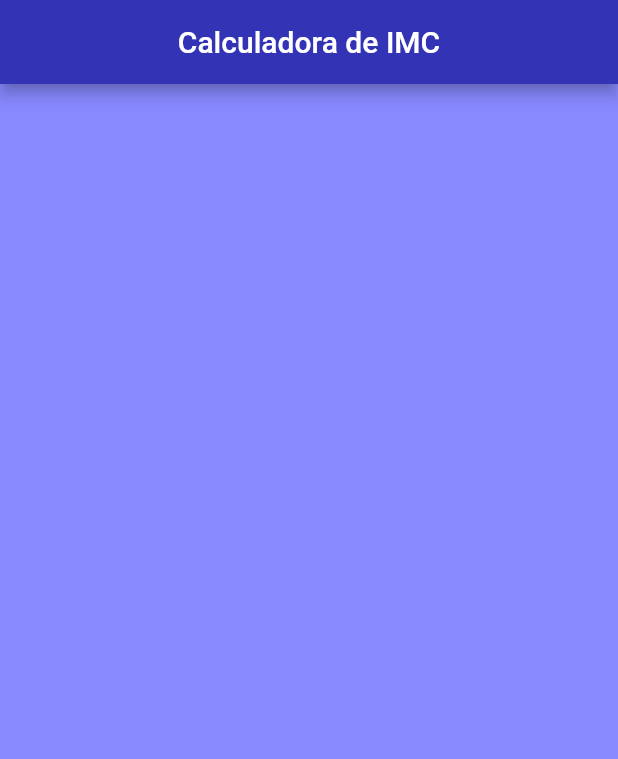
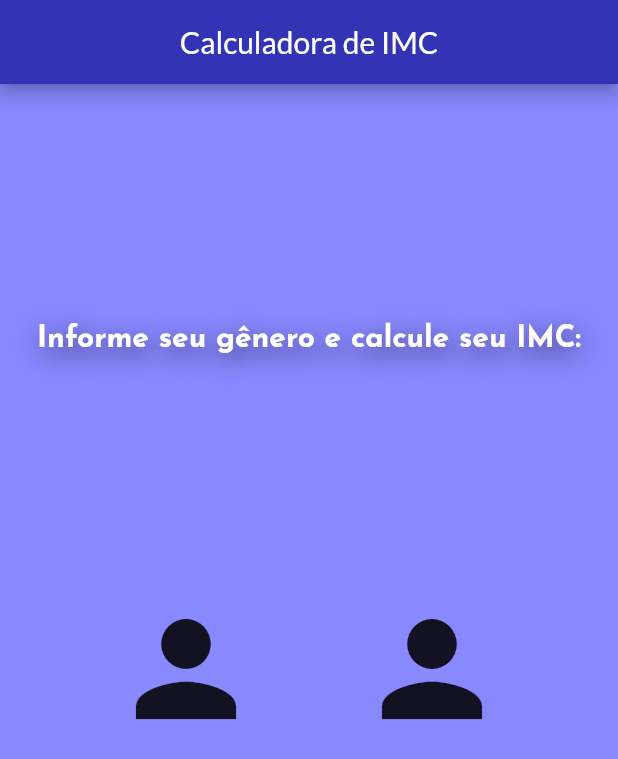
Before and after one commit to MarcusVNT/bmi, a Flutter app: the screen it shows after launch, on a phone screen of 412 x 824 dp. Shown: the top 759 px of the screen. Run offline on Flutter 3.47's test engine with Material 2 defaults, Android fonts, the phone set to English and light mode, and no system bars; our stand-ins replace google_fonts.

Commit message:
Editing Enter Page

```diff
--- a/lib/pages/enter_page.dart
+++ b/lib/pages/enter_page.dart
@@ -1,4 +1,5 @@
 import 'package:flutter/material.dart';
+import 'package:google_fonts/google_fonts.dart';
 
 class EnterPage extends StatefulWidget {
   const EnterPage({super.key});
@@ -24,7 +25,53 @@ class _EnterPageState extends State<EnterPage> {
               child: ConstrainedBox(
                 constraints: BoxConstraints(
                   minHeight: MediaQuery.of(context).size.height,
+                  minWidth: MediaQuery.of(context).size.width,
                 ),
+                child: Column(children: [
+                  const SizedBox(
+                    height: 160,
+                  ),
+                  Column(
+                    mainAxisAlignment: MainAxisAlignment.center,
+                    children: [
+                      Text(
+                        'Informe seu gênero e calcule seu IMC:',
+                        textAlign: TextAlign.center,
+                        style: GoogleFonts.josefinSans(
+                          fontSize: 20,
+                          fontWeight: FontWeight.bold,
+                          color: const Color.fromARGB(255, 255, 255, 255),
+                          shadows: [
+                            const Shadow(
+                              blurRadius: 20.0,
+                              color: Color.fromARGB(255, 38, 37, 80),
+                              offset: Offset(2.0, 5.0),
+                            ),
+                          ],
+                        ),
+                      ),
+                      const SizedBox(
+                        height: 160,
+                      ),
+                      const Row(
+                        mainAxisAlignment: MainAxisAlignment.center,
+                        children: [
+                          Icon(
+                            Icons.person,
+                            size: 100,
+                          ),
+                          SizedBox(
+                            width: 64,
+                          ),
+                          Icon(
+                            Icons.person,
+                            size: 100,
+                          ),
+                        ],
+                      )
+                    ],
+                  ),
+                ]),
               ),
             )));
   }
--- a/lib/shared/bmi_calculator.dart
+++ b/lib/shared/bmi_calculator.dart
@@ -11,7 +11,9 @@ class BMICalculator extends StatelessWidget {
       debugShowCheckedModeBanner: false,
       theme: ThemeData(
           primarySwatch: Colors.blueGrey,
-          textTheme: GoogleFonts.robotoTextTheme()),
+          textTheme: GoogleFonts.latoTextTheme(
+            Theme.of(context).textTheme,
+          )),
       home: const EnterPage(),
     );
   }
--- a/pubspec.yaml
+++ b/pubspec.yaml
@@ -30,7 +30,7 @@ environment:
 dependencies:
   flutter:
     sdk: flutter
-  google_fonts: ^5.1.0
+  google_fonts: ^6.1.0
 
   # The following adds the Cupertino Icons font to your application.
   # Use with the CupertinoIcons class for iOS style icons.
```
